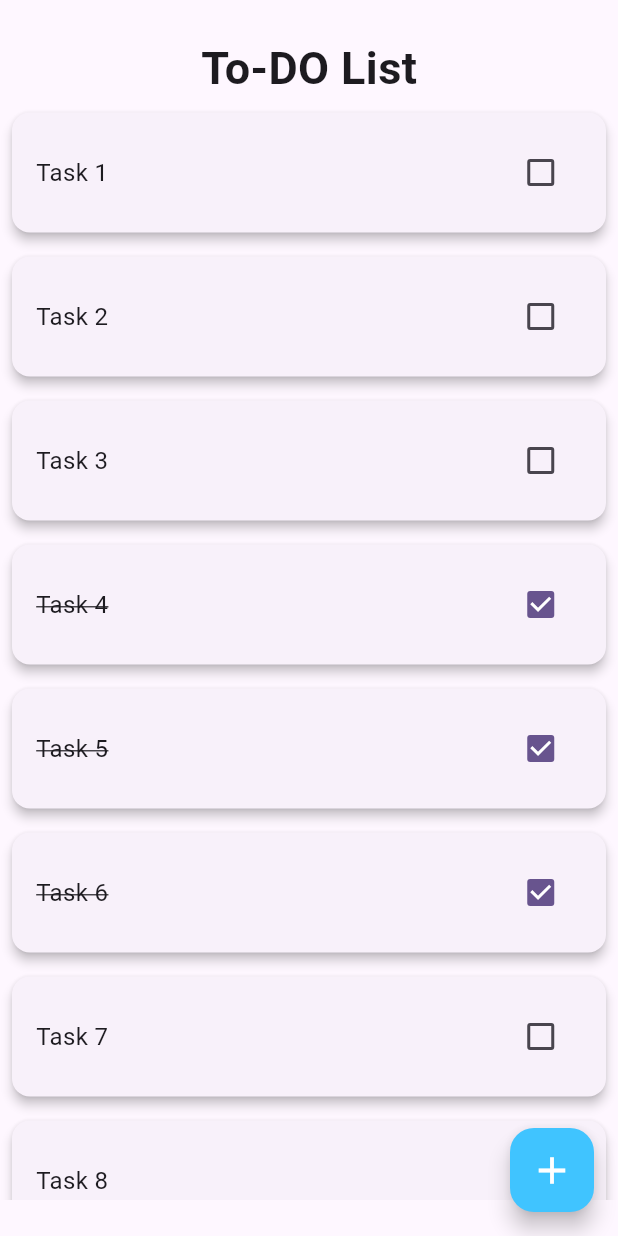
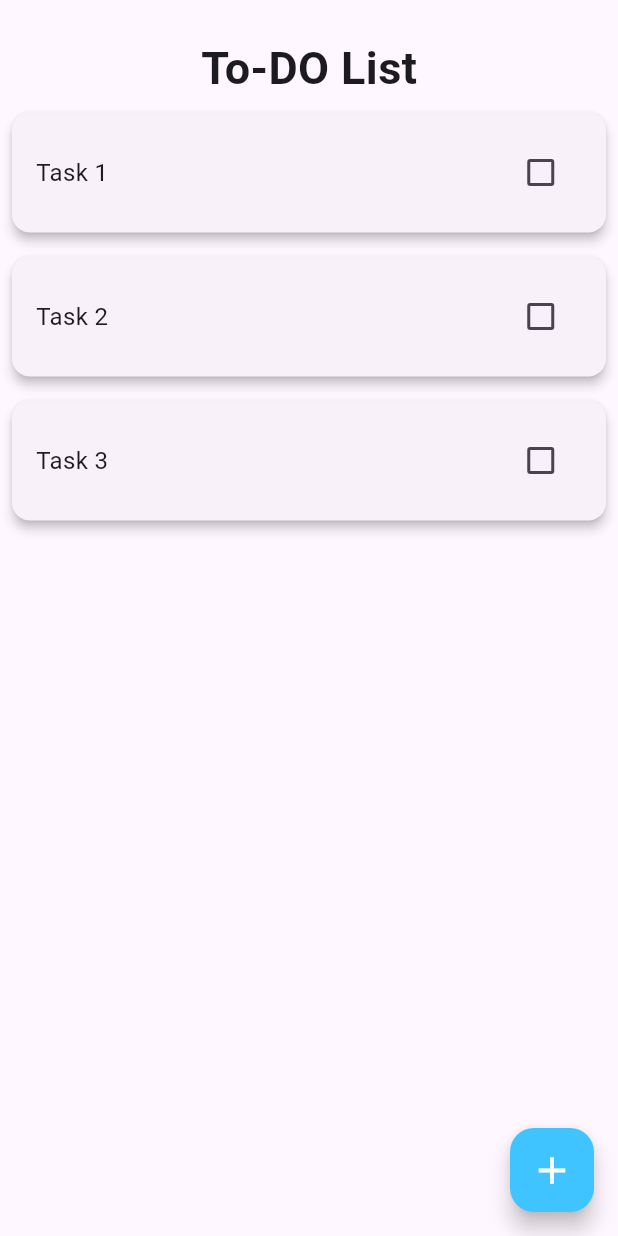
Before and after one commit to Marwan2595/tasks-app-getx, a Flutter app: the screen it shows after launch, after a tap on the "add" icon, on a phone screen of 412 x 824 dp. Run offline on Flutter 3.47's test engine with Material 3 defaults, Android fonts, the phone set to English and light mode, and no system bars; our stand-ins replace get.

Commit message:
add get package & create task controller & display and add test tasks through tasks controller

```diff
--- /dev/null
+++ b/lib/controllers/tasks_controller.dart
@@ -0,0 +1,13 @@
+import 'package:get/get.dart';
+import 'package:tasks_app/models/task_model.dart';
+
+class TasksController extends GetxController {
+  final tasks = <TaskModel>[
+    TaskModel(title: "Task 1", isCompleted: false),
+    TaskModel(title: "Task 2", isCompleted: false),
+  ].obs;
+
+  void addTask(TaskModel task) => tasks.add(task);
+  void completeTask(int index) =>
+      tasks[index].isCompleted = !tasks[index].isCompleted;
+}
--- a/lib/main.dart
+++ b/lib/main.dart
@@ -1,4 +1,5 @@
 import 'package:flutter/material.dart';
+import 'package:get/get.dart';
 import 'package:tasks_app/screens/tasks_screen.dart';
 
 void main() {
@@ -11,7 +12,7 @@ class MyApp extends StatelessWidget {
   // This widget is the root of your application.
   @override
   Widget build(BuildContext context) {
-    return MaterialApp(
+    return GetMaterialApp(
       debugShowCheckedModeBanner: false,
       title: 'Tasks App',
       theme: ThemeData(
--- a/lib/screens/tasks_screen.dart
+++ b/lib/screens/tasks_screen.dart
@@ -1,25 +1,23 @@
 import 'package:flutter/material.dart';
+import 'package:get/get.dart';
+import 'package:tasks_app/controllers/tasks_controller.dart';
 import 'package:tasks_app/models/task_model.dart';
 import 'package:tasks_app/widgets/task_card.dart';
 
 class TasksScreen extends StatelessWidget {
-  List<TaskModel> testTasksList = [
-    TaskModel(title: "Task 1", isCompleted: false),
-    TaskModel(title: "Task 2", isCompleted: false),
-    TaskModel(title: "Task 3", isCompleted: false),
-    TaskModel(title: "Task 4", isCompleted: true),
-    TaskModel(title: "Task 5", isCompleted: true),
-    TaskModel(title: "Task 6", isCompleted: true),
-    TaskModel(title: "Task 7", isCompleted: false),
-    TaskModel(title: "Task 8", isCompleted: false),
-  ];
-
   @override
   Widget build(BuildContext context) {
+    final TasksController tasksController = Get.put(TasksController());
     return Scaffold(
       floatingActionButton: FloatingActionButton(
         backgroundColor: Colors.lightBlueAccent,
-        onPressed: () {},
+        onPressed: () {
+          tasksController.addTask(
+            TaskModel(
+              title: "Task ${tasksController.tasks.length + 1}",
+            ),
+          );
+        },
         child: const Icon(
           Icons.add,
           color: Colors.white,
@@ -41,13 +39,18 @@ class TasksScreen extends StatelessWidget {
                   fontWeight: FontWeight.bold,
                 ),
               ),
-              Expanded(
-                // width: 200,
-                // height: 500,
-                child: ListView.builder(
-                  itemBuilder: (context, index) =>
-                      TaskCard(taskModel: testTasksList[index]),
-                  itemCount: testTasksList.length,
+              Obx(
+                () => Expanded(
+                  child: ListView.builder(
+                    itemCount: tasksController.tasks.length,
+                    itemBuilder: (context, index) => TaskCard(
+                      taskModel: tasksController.tasks[index],
+                      onComplete: () {
+                        tasksController.completeTask(index);
+                        tasksController.tasks.refresh();
+                      },
+                    ),
+                  ),
                 ),
               ),
             ],
--- a/lib/widgets/task_card.dart
+++ b/lib/widgets/task_card.dart
@@ -1,4 +1,3 @@
-import 'package:flutter/foundation.dart';
 import 'package:flutter/material.dart';
 import 'package:tasks_app/models/task_model.dart';
 
@@ -6,9 +5,10 @@ class TaskCard extends StatelessWidget {
   const TaskCard({
     super.key,
     required this.taskModel,
+    required this.onComplete,
   });
-
-  final TaskModel? taskModel;
+  final VoidCallback onComplete;
+  final TaskModel taskModel;
   @override
   Widget build(BuildContext context) {
     return Padding(
@@ -23,7 +23,7 @@ class TaskCard extends StatelessWidget {
               SizedBox(
                 width: MediaQuery.of(context).size.width * 0.75,
                 child: Text(
-                  taskModel!.title ?? "",
+                  taskModel.title ?? "",
                   style: TextStyle(
                     fontSize: 16,
                     decoration: taskModel!.isCompleted
@@ -34,11 +34,9 @@ class TaskCard extends StatelessWidget {
               ),
               Expanded(
                 child: Checkbox(
-                  value: taskModel!.isCompleted,
+                  value: taskModel.isCompleted,
                   onChanged: (val) {
-                    if (kDebugMode) {
-                      print(val);
-                    }
+                    onComplete();
                   },
                 ),
               )
--- a/pubspec.yaml
+++ b/pubspec.yaml
@@ -35,6 +35,9 @@ dependencies:
   # The following adds the Cupertino Icons font to your application.
   # Use with the CupertinoIcons class for iOS style icons.
   cupertino_icons: ^1.0.8
+
+  get: ^4.6.6
+
 
 dev_dependencies:
   flutter_test:
```
